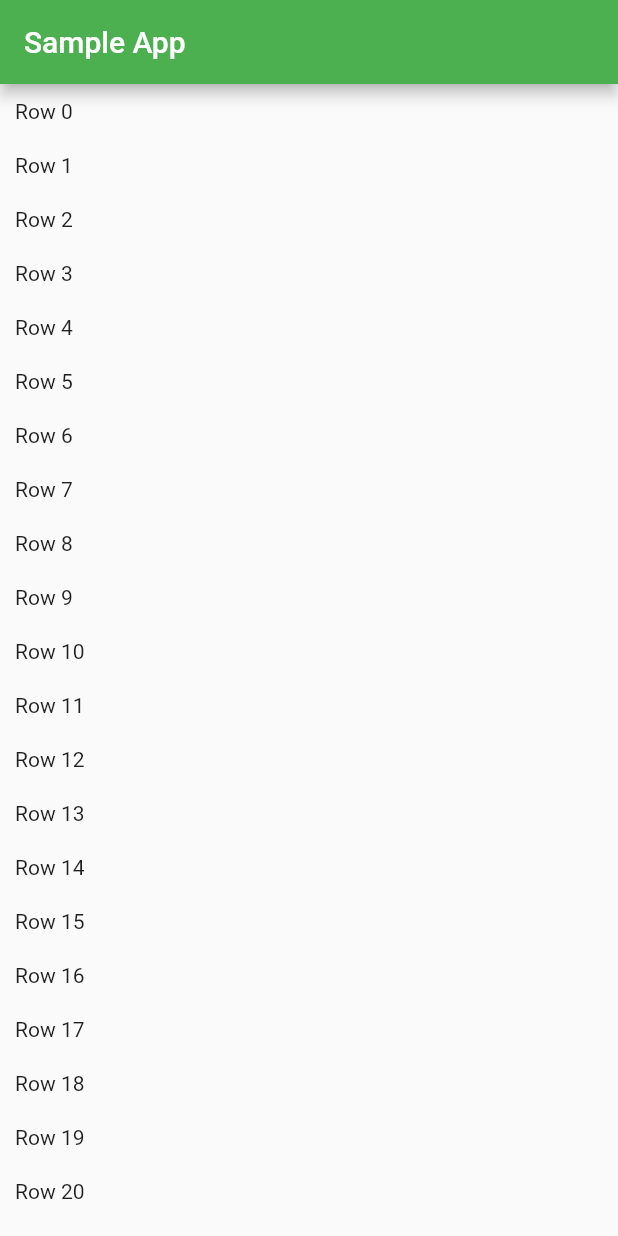
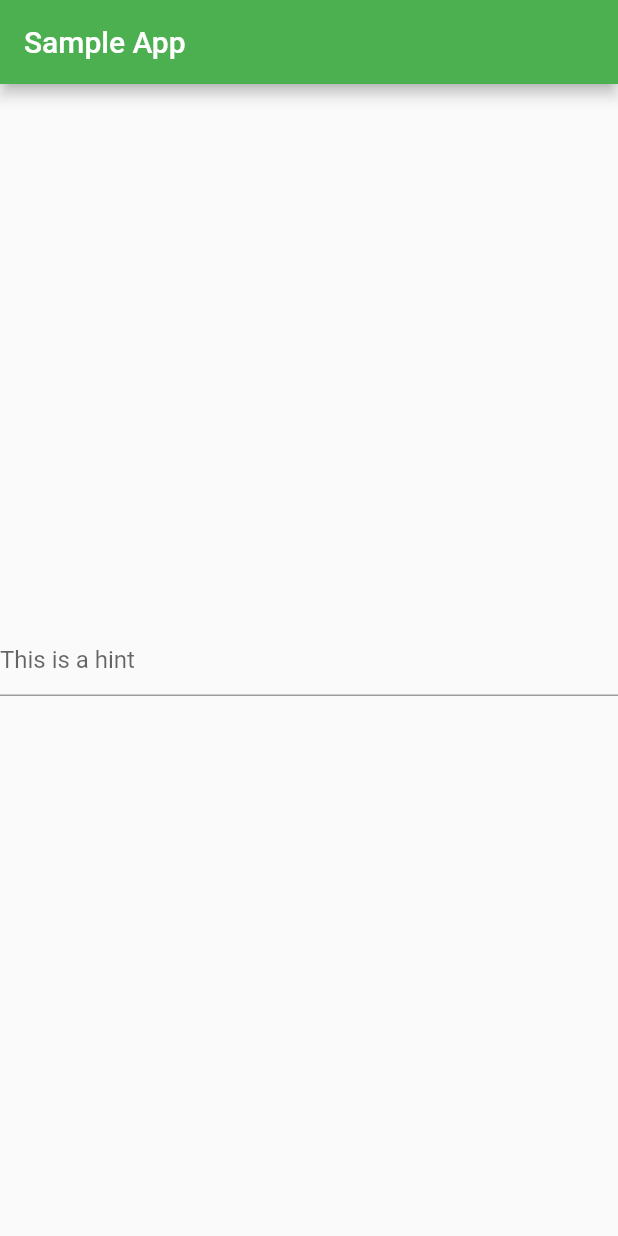
Before and after one commit to hayato-hibi/practice, a Flutter app: the screen it shows after launch, on a phone screen of 412 x 824 dp. Run offline on Flutter 3.47's test engine with Material 2 defaults, Android fonts, the phone set to English and light mode, and no system bars.

Commit message:
メールアドレスの入力画面

```diff
--- a/lib/main.dart
+++ b/lib/main.dart
@@ -29,15 +29,7 @@ class MyHomePage extends StatefulWidget {
 }
 
 class _MyHomePageState extends State<MyHomePage> {
-  List<Widget> lists = [];
-
-  @override
-  void initState() {
-    super.initState();
-    for (int i = 0; i < 100; i++) {
-      lists.add(getRow(i));
-    }
-  }
+  String _errorText;
 
   @override
   Widget build(BuildContext context) {
@@ -45,27 +37,33 @@ class _MyHomePageState extends State<MyHomePage> {
       appBar: AppBar(
         title: Text("Sample App"),
       ),
-      body: ListView.builder(
-        itemCount: lists.length,
-        itemBuilder: (BuildContext context, int position) {
-          return getRow(position);
-        },
+      body: Center(
+        child: TextField(
+          onSubmitted: (String text) {
+            setState(() {
+              if (!isEmail(text)) {
+                _errorText = 'Error: This is not an Email';
+              } else {
+                _errorText = null;
+              }
+            });
+          },
+          decoration: InputDecoration(
+              hintText: "This is a hint", errorText: _getErrorText()),
+        ),
       ),
     );
   }
 
-  Widget getRow(int i) {
-    return GestureDetector(
-      child: Padding(
-        padding: EdgeInsets.all(10.0),
-        child: Text("Row $i"),
-      ),
-      onTap: () {
-        setState(() {
-          lists.add(getRow(lists.length));
-          print('row $i');
-        });
-      },
-    );
+  _getErrorText() {
+    return _errorText;
+  }
+
+  bool isEmail(String emailString) {
+    String emailRegexp =
+        r'^(([^<>()[\]\\.,;:\s@\"]+(\.[^<>()[\]\\.,;:\s@\"]+)*)|(\".+\"))@((\[[0-9]{1,3}\.[0-9]{1,3}\.[0-9]{1,3}\.[0-9]{1,3}\])|(([a-zA-Z\-0-9]+\.)+[a-zA-Z]{2,}))$';
+    RegExp regExp = RegExp(emailRegexp);
+
+    return regExp.hasMatch(emailString);
   }
 }
```
